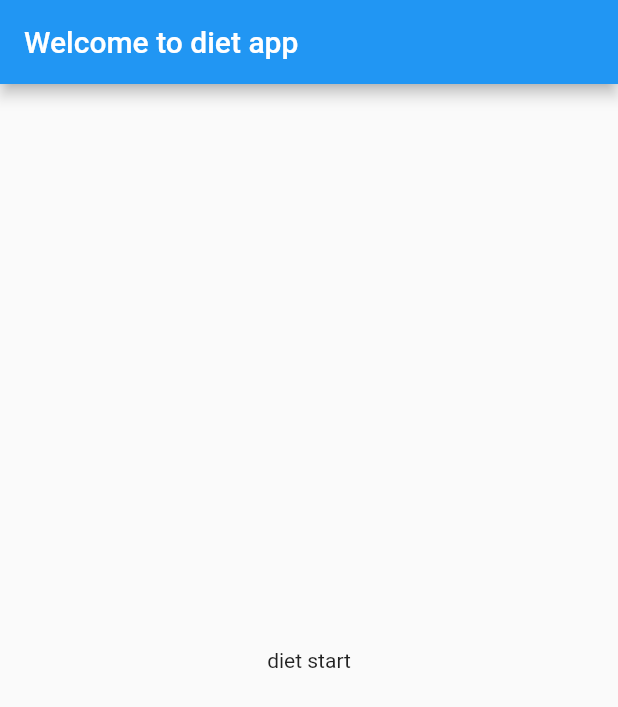
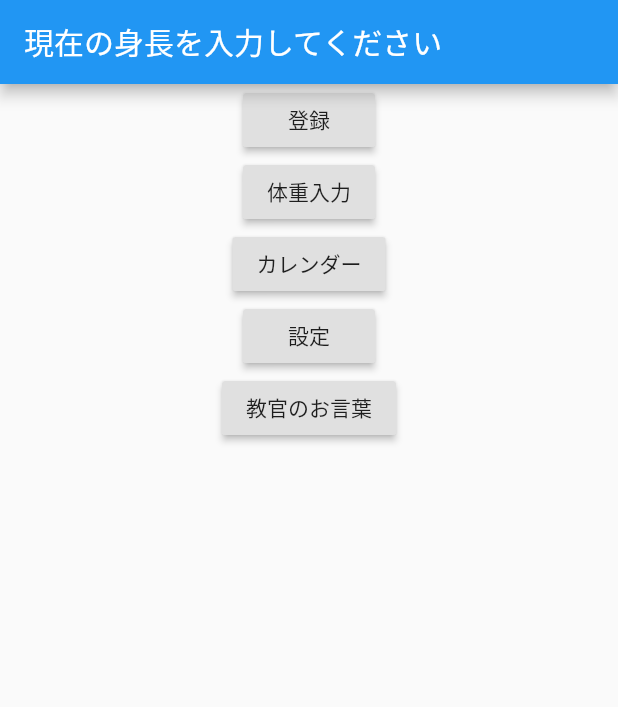
Before and after one commit to startup-technology/diet_recipe_flutter, a Flutter app: the screen it shows after launch, on a phone screen of 412 x 824 dp. Shown: the top 707 px of the screen. Run offline on Flutter 3.47's test engine with Material 2 defaults, Android fonts, the phone set to English and light mode, and no system bars.

Commit message:
[Add] routing追加

```diff
--- a/lib/main.dart
+++ b/lib/main.dart
@@ -1,20 +1,17 @@
 import 'package:flutter/material.dart';
+import 'package:dietrecipeflutter/routes.dart';
 
-void main() => runApp(new MyApp());
+void main() => runApp(MyApp());
 
 class MyApp extends StatelessWidget {
   @override
   Widget build(BuildContext context) {
-    return new MaterialApp(
-      title: 'Welcome to Flutter',
-      home: new Scaffold(
-        appBar: new AppBar(
-          title: new Text('Welcome to diet app'),
-        ),
-        body: new Center(
-          child: new Text('diet start'),
-        ),
+    return MaterialApp(
+      title: 'Flutter Demo',
+      theme: ThemeData(
+        primarySwatch: Colors.blue,
       ),
+      routes: routes,
     );
   }
 }
--- /dev/null
+++ b/lib/pages/height_input.dart
@@ -0,0 +1,47 @@
+import 'package:flutter/material.dart';
+
+class HeightInputPage extends StatelessWidget {
+  @override
+  Widget build(BuildContext context) {
+    return Scaffold(
+      appBar: AppBar(
+        title: Text('現在の身長を入力してください'),
+      ),
+      body: Center(
+          child: Column(
+        children: <Widget>[
+          RaisedButton(
+            child: Text('登録'),
+            onPressed: () {
+              Navigator.pushNamed(context, '/target_weight_input');
+            },
+          ),
+          RaisedButton(
+            child: Text('体重入力'),
+            onPressed: () {
+              Navigator.pushNamed(context, '/weight_input');
+            },
+          ),
+          RaisedButton(
+            child: Text('カレンダー'),
+            onPressed: () {
+              Navigator.pushNamed(context, '/calendar');
+            },
+          ),
+          RaisedButton(
+            child: Text('設定'),
+            onPressed: () {
+              Navigator.pushNamed(context, '/setting');
+            },
+          ),
+          RaisedButton(
+            child: Text('教官のお言葉'),
+            onPressed: () {
+              Navigator.pushNamed(context, '/day_result');
+            },
+          ),
+        ],
+      )),
+    );
+  }
+}
--- /dev/null
+++ b/lib/routes.dart
@@ -0,0 +1,18 @@
+import 'package:flutter/material.dart';
+
+import 'package:dietrecipeflutter/pages/height_input.dart';
+import 'package:dietrecipeflutter/pages/target_weight_input.dart';
+import 'package:dietrecipeflutter/pages/weight_input.dart';
+import 'package:dietrecipeflutter/pages/setting.dart';
+import 'package:dietrecipeflutter/pages/calendar.dart';
+import 'package:dietrecipeflutter/pages/day_result.dart';
+
+final routes = {
+  '/': (BuildContext context) => HeightInputPage(),
+  '/height_input': (BuildContext context) => HeightInputPage(),
+  '/target_weight_input': (BuildContext context) => TargetWeightInputPage(),
+  '/weight_input': (BuildContext context) => WeightInputPage(),
+  '/calendar': (BuildContext context) => CalendarPage(),
+  '/setting': (BuildContext context) => SettingPage(),
+  '/day_result': (BuildContext context) => DayResultPage(),
+};
```
Also changed, not shown: lib/pages/calendar.dart (added, +23 -0 lines), lib/pages/day_result.dart (added, +23 -0 lines), lib/pages/setting.dart (added, +23 -0 lines), lib/pages/target_weight_input.dart (added, +29 -0 lines), lib/pages/weight_input.dart (added, +29 -0 lines).
